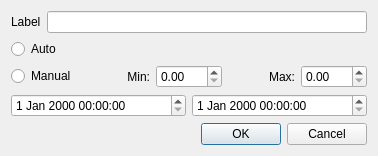
This is axisconfig.ui in koshi8bit/lib as Qt 5 draws it before an edit. The edited form follows.
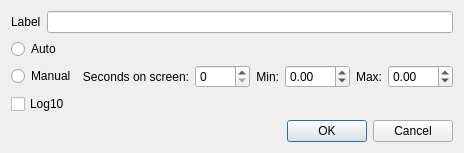
This is the edited form.

The edit to the form file:
```diff
--- a/axisconfig.ui
+++ b/axisconfig.ui
@@ -6,8 +6,8 @@
    <rect>
     <x>0</x>
     <y>0</y>
-    <width>378</width>
-    <height>150</height>
+    <width>438</width>
+    <height>145</height>
    </rect>
   </property>
   <property name="windowTitle">
@@ -46,6 +46,29 @@
          </property>
         </widget>
        </item>
+       <item>
+        <widget class="QLabel" name="labelSecOnScreen">
+         <property name="text">
+          <string>Seconds on screen:</string>
+         </property>
+         <property name="alignment">
+          <set>Qt::AlignRight|Qt::AlignTrailing|Qt::AlignVCenter</set>
+         </property>
+        </widget>
+       </item>
+       <item>
+        <widget class="QSpinBox" name="spinBoxSec">
+         <property name="minimumSize">
+          <size>
+           <width>55</width>
+           <height>0</height>
+          </size>
+         </property>
+         <property name="maximum">
+          <number>999999999</number>
+         </property>
+        </widget>
+       </item>
        <item>
         <widget class="QLabel" name="labelMin">
          <property name="text">
@@ -64,6 +87,15 @@
            <height>0</height>
           </size>
          </property>
+         <property name="prefix">
+          <string/>
+         </property>
+         <property name="minimum">
+          <double>-9999999999.000000000000000</double>
+         </property>
+         <property name="maximum">
+          <double>9999999999.000000000000000</double>
+         </property>
         </widget>
        </item>
        <item>
@@ -84,6 +116,12 @@
            <height>0</height>
           </size>
          </property>
+         <property name="minimum">
+          <double>-9999999999.000000000000000</double>
+         </property>
+         <property name="maximum">
+          <double>9999999999.000000000000000</double>
+         </property>
         </widget>
        </item>
       </layout>
@@ -91,14 +129,11 @@
     </layout>
    </item>
    <item>
-    <layout class="QHBoxLayout" name="horizontalLayout_3">
-     <item>
-      <widget class="QDateTimeEdit" name="dateTimeEditMin"/>
-     </item>
-     <item>
-      <widget class="QDateTimeEdit" name="dateTimeEditMax"/>
-     </item>
-    </layout>
+    <widget class="QCheckBox" name="checkBoxLog10">
+     <property name="text">
+      <string>Log10</string>
+     </property>
+    </widget>
    </item>
    <item>
     <widget class="QDialogButtonBox" name="buttonBox">
```
Left out of the diff: 2 changed lines with no effect on the pictures.
